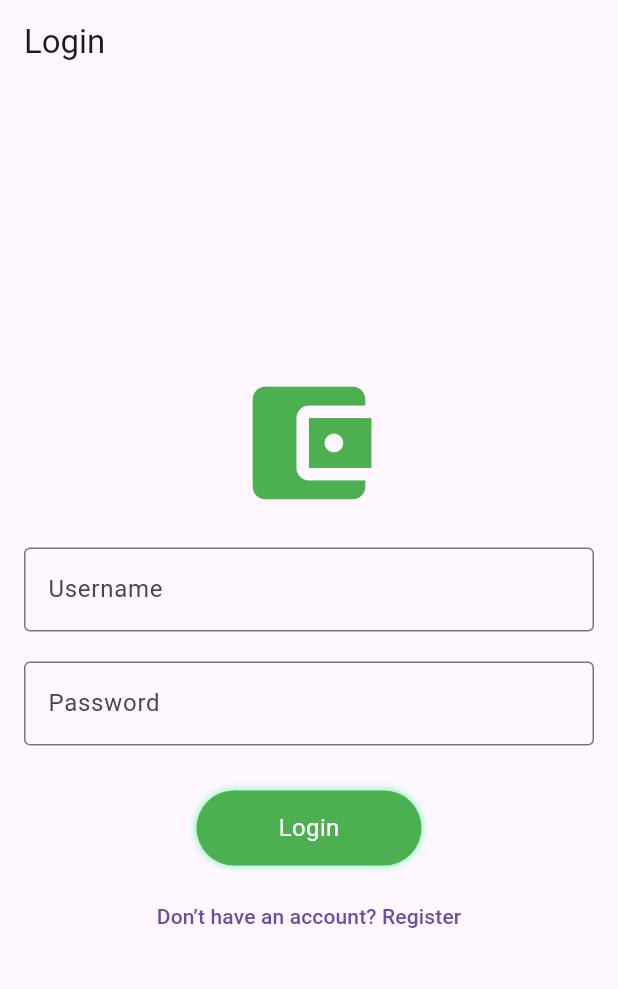
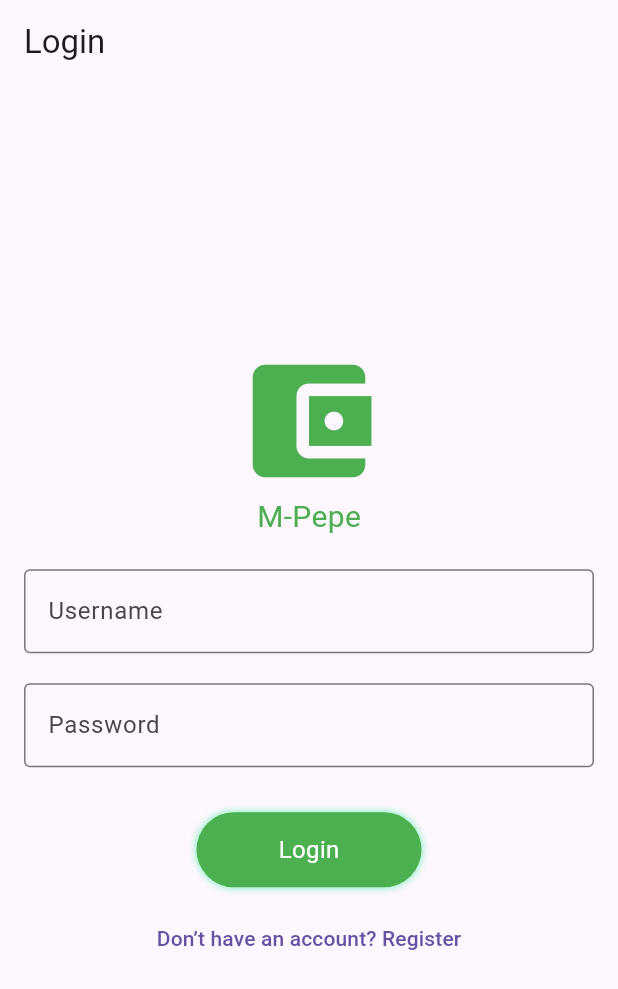
Before and after one commit to Davoste/wallet, a Flutter app: the screen it shows after launch, on a phone screen of 412 x 824 dp. Shown: the top 989 px of the screen. Run offline on Flutter 3.47's test engine with Material 3 defaults, Android fonts, the phone set to English and light mode, and no system bars.

Commit message:
Update login.dart

```diff
--- a/lib/login.dart
+++ b/lib/login.dart
@@ -3,11 +3,13 @@ import 'package:wallet/custombutton.dart';
 import 'package:wallet/dashboard.dart';
 
 class LoginPage extends StatelessWidget {
+  const LoginPage({super.key});
+
   @override
   Widget build(BuildContext context) {
     return Scaffold(
       appBar: AppBar(
-        title: Text('Login'),
+        title: const Text('Login'),
       ),
       body: Center(
         child: Padding(
@@ -16,28 +18,32 @@ class LoginPage extends StatelessWidget {
             mainAxisAlignment: MainAxisAlignment.center,
             children: [
               // Logo
-              Icon(
+              const Icon(
                 Icons.account_balance_wallet,
                 size: 100,
                 color: Colors.green,
               ),
-              SizedBox(height: 20),
+              Text(
+                "M-Pepe",
+                style: TextStyle(color: Colors.green, fontSize: 20),
+              ),
+              const SizedBox(height: 20),
 
-              TextField(
+              const TextField(
                 decoration: InputDecoration(
                   labelText: 'Username',
                   border: OutlineInputBorder(),
                 ),
               ),
-              SizedBox(height: 20),
-              TextField(
+              const SizedBox(height: 20),
+              const TextField(
                 obscureText: true,
                 decoration: InputDecoration(
                   labelText: 'Password',
                   border: OutlineInputBorder(),
                 ),
               ),
-              SizedBox(height: 30),
+              const SizedBox(height: 30),
               AnimatedButton(
                 text: 'Login',
                 onPressed: () {
@@ -51,12 +57,12 @@ class LoginPage extends StatelessWidget {
                       ));
                 },
               ),
-              SizedBox(height: 10),
+              const SizedBox(height: 10),
               TextButton(
                 onPressed: () {
                   Navigator.pushNamed(context, '/register');
                 },
-                child: Text('Don’t have an account? Register'),
+                child: const Text('Don’t have an account? Register'),
               ),
             ],
           ),
```
